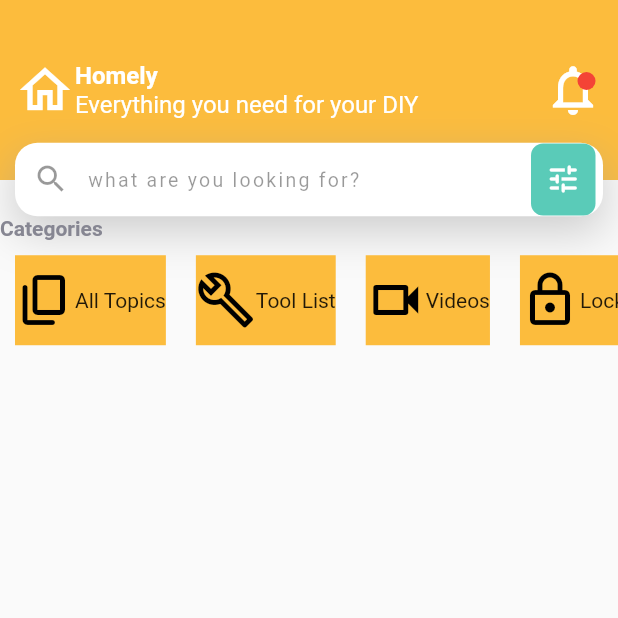
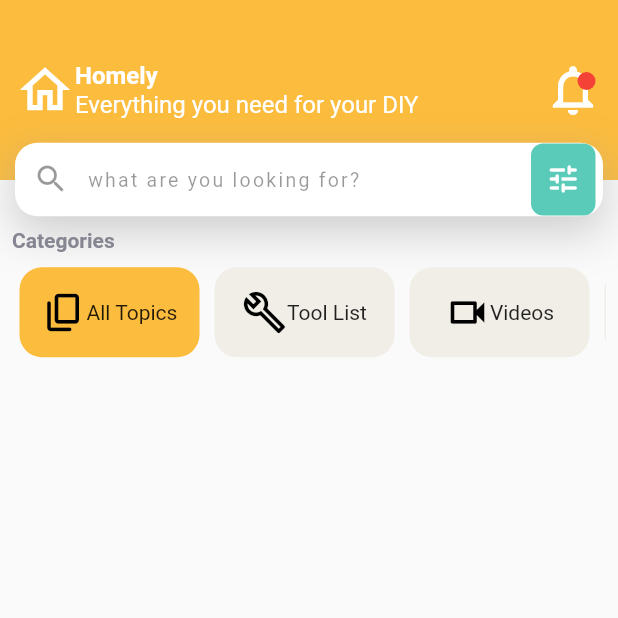
Before and after one commit to RodrigoUchoa001/avaliacao_2_programacao_4, a Flutter app: the screen it shows after launch, on a phone screen of 412 x 824 dp, the top half of it. Run offline on Flutter 3.47's test engine with Material 2 defaults, Android fonts, the light colour scheme and no system bars.

Commit message:
criada função de alternar entre categorias

```diff
--- a/lib/main.dart
+++ b/lib/main.dart
@@ -1,8 +1,10 @@
+import 'package:avaliacao_2/provider/category_selected_provider.dart';
 import 'package:avaliacao_2/provider/theme_provider.dart';
 import 'package:avaliacao_2/widgets/category_selection_row.dart';
 import 'package:avaliacao_2/widgets/search_bar.dart';
 import 'package:avaliacao_2/widgets/top_bar.dart';
 import 'package:flutter/material.dart';
+import 'package:provider/provider.dart';
 
 void main() {
   runApp(const MyApp());
@@ -13,11 +15,16 @@ class MyApp extends StatelessWidget {
 
   @override
   Widget build(BuildContext context) {
-    return MaterialApp(
-      title: 'Flutter Demo',
-      theme: Themes.temaClaro,
-      debugShowCheckedModeBanner: false,
-      home: const MyHomePage(title: 'Flutter Demo Home Page'),
+    return MultiProvider(
+      providers: [
+        ChangeNotifierProvider(create: (_) => CategorySelectedProvider()),
+      ],
+      child: MaterialApp(
+        title: 'Flutter Demo',
+        theme: Themes.temaClaro,
+        debugShowCheckedModeBanner: false,
+        home: const MyHomePage(title: 'Flutter Demo Home Page'),
+      ),
     );
   }
 }
--- /dev/null
+++ b/lib/provider/category_selected_provider.dart
@@ -0,0 +1,16 @@
+import 'package:flutter/material.dart';
+
+class CategorySelectedProvider extends ChangeNotifier {
+  List<bool> categories = [true, false, false, false];
+
+  void selecionaAtividade(int index) {
+    for (var i = 0; i < categories.length; i++) {
+      if (i == index) {
+        categories[i] = true;
+      } else {
+        categories[i] = false;
+      }
+    }
+    notifyListeners();
+  }
+}
--- a/lib/provider/theme_provider.dart
+++ b/lib/provider/theme_provider.dart
@@ -34,5 +34,6 @@ class Themes {
       ),
     ),
     cardColor: const Color(0xFF5acbb8),
+    disabledColor: const Color(0xFFF1EDE7),
   );
 }
--- /dev/null
+++ b/lib/widgets/category_container.dart
@@ -0,0 +1,48 @@
+import 'package:avaliacao_2/provider/category_selected_provider.dart';
+import 'package:flutter/material.dart';
+import 'package:provider/provider.dart';
+
+class CategoryContainer extends StatefulWidget {
+  final IconData icone;
+  final String texto;
+  final int index;
+  const CategoryContainer(
+      {Key? key, required this.icone, required this.texto, required this.index})
+      : super(key: key);
+
+  @override
+  State<CategoryContainer> createState() => _CategoryContainerState();
+}
+
+class _CategoryContainerState extends State<CategoryContainer> {
+  @override
+  Widget build(BuildContext context) {
+    final CategorySelectedProvider provider =
+        Provider.of<CategorySelectedProvider>(context);
+
+    final categoriaAtivada = Theme.of(context).appBarTheme.backgroundColor;
+    final categoriaDesativada = Theme.of(context).disabledColor;
+
+    return Container(
+      width: 120,
+      margin: const EdgeInsets.symmetric(horizontal: 5, vertical: 10),
+      decoration: BoxDecoration(
+        color: (provider.categories[widget.index]
+            ? categoriaAtivada
+            : categoriaDesativada),
+        borderRadius: BorderRadius.circular(15),
+      ),
+      child: Row(
+        mainAxisAlignment: MainAxisAlignment.center,
+        children: [
+          Icon(
+            widget.icone,
+            color: Colors.black,
+            size: 30,
+          ),
+          Text(widget.texto),
+        ],
+      ),
+    );
+  }
+}
--- a/lib/widgets/category_selection_row.dart
+++ b/lib/widgets/category_selection_row.dart
@@ -1,4 +1,7 @@
+import 'package:avaliacao_2/provider/category_selected_provider.dart';
+import 'package:avaliacao_2/widgets/category_container.dart';
 import 'package:flutter/material.dart';
+import 'package:provider/provider.dart';
 
 class CategorySelectionRow extends StatefulWidget {
   const CategorySelectionRow({Key? key}) : super(key: key);
@@ -10,7 +13,10 @@ class CategorySelectionRow extends StatefulWidget {
 class _CategorySelectionRowState extends State<CategorySelectionRow> {
   @override
   Widget build(BuildContext context) {
-    return Column(
+    final provider = Provider.of<CategorySelectedProvider>(context);
+    return Padding(
+      padding: const EdgeInsets.all(8.0),
+      child: Column(
         crossAxisAlignment: CrossAxisAlignment.start,
         children: [
           Text('Categories', style: Theme.of(context).textTheme.bodyLarge),
@@ -22,24 +28,19 @@ class _CategorySelectionRowState extends State<CategorySelectionRow> {
               itemCount: categories.length,
               scrollDirection: Axis.horizontal,
               itemBuilder: (_, index) {
-              return Container(
-                height: 80,
-                margin: const EdgeInsets.all(10),
-                color: Theme.of(context).appBarTheme.backgroundColor,
-                child: Row(
-                  children: [
-                    Icon(
-                      categories[index].icon,
-                      color: Colors.black,
-                    ),
-                    Text(categories[index].name),
-                  ],
+                return GestureDetector(
+                  onTap: () => provider.selecionaAtividade(index),
+                  child: CategoryContainer(
+                    index: index,
+                    icone: categories[index].icon,
+                    texto: categories[index].name,
                   ),
                 );
               },
             ),
           ),
         ],
+      ),
     );
   }
 }
--- a/pubspec.yaml
+++ b/pubspec.yaml
@@ -34,6 +34,7 @@ dependencies:
   # The following adds the Cupertino Icons font to your application.
   # Use with the CupertinoIcons class for iOS style icons.
   cupertino_icons: ^1.0.2
+  provider: any
 
 dev_dependencies:
   flutter_test:
```
Also changed, not shown: pubspec.lock. Lines whose indentation alone changed are shown as unchanged.
